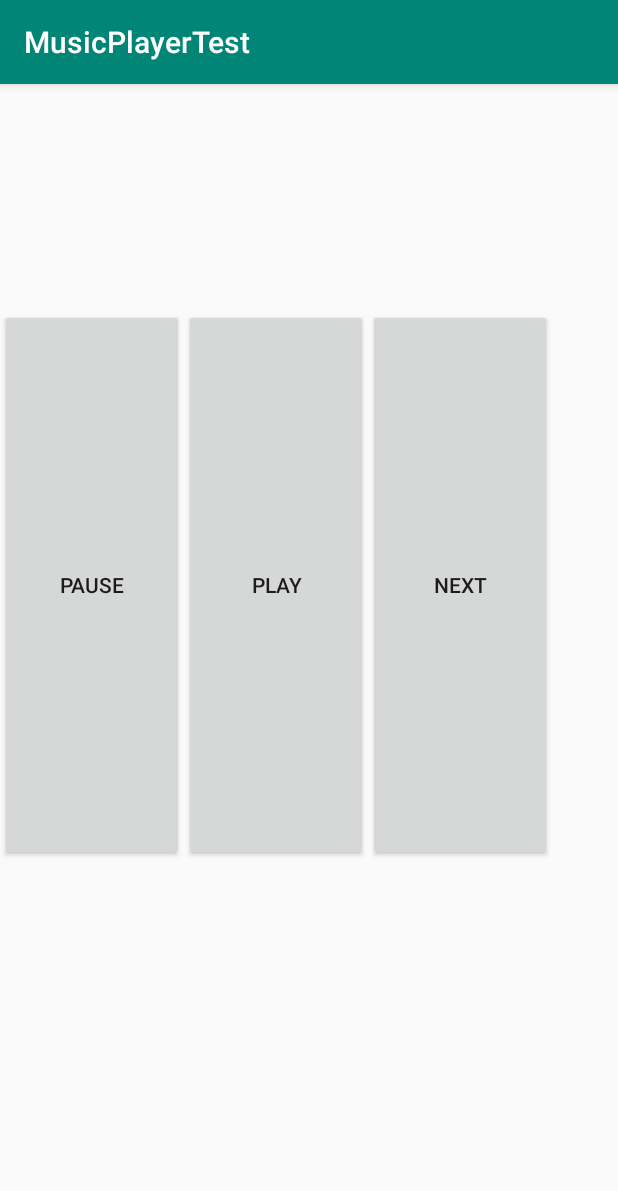
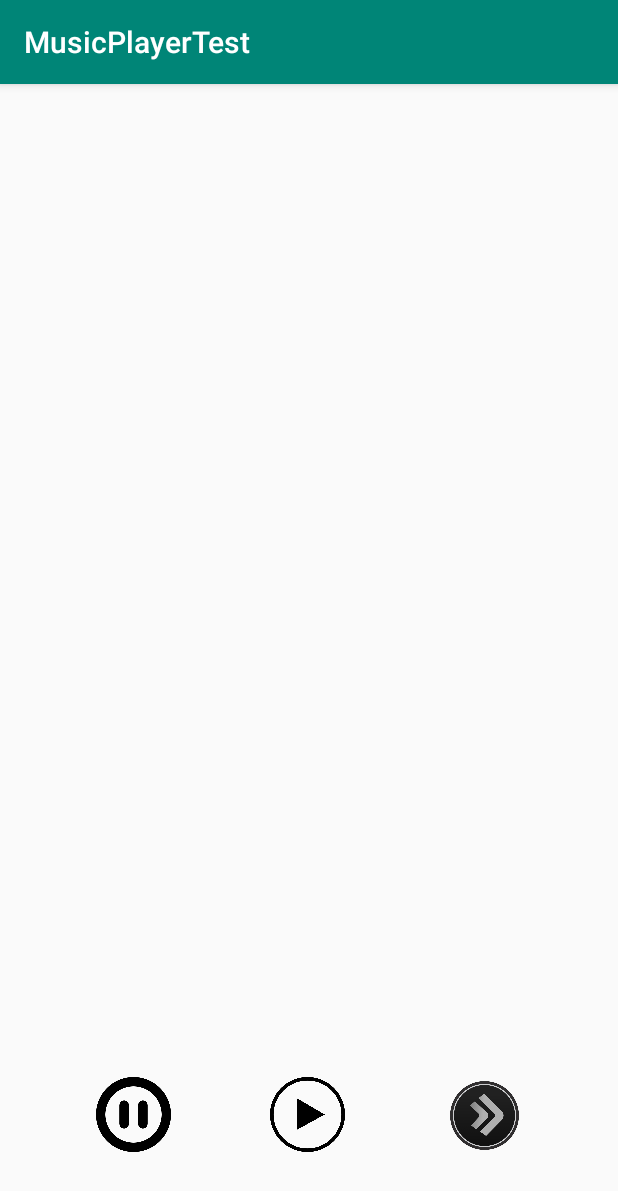
Before and after one commit to LouisMalbranque/Android-Music-Player, an Android app: the screen it shows after launch (MainActivity), on a phone screen of 412 x 824 dp. Shown: the top 1191 px of the screen. Run offline under Robolectric (Android 15) with nearby library versions, the phone set to English and light mode, and no system bars; 3 statements that could not run were skipped.

Commit message:
Ajout ImageButton

```diff
--- a/MusicPlayerTest/app/src/main/java/com/example/louis/musicplayertest/MainActivity.java
+++ b/MusicPlayerTest/app/src/main/java/com/example/louis/musicplayertest/MainActivity.java
@@ -9,6 +9,7 @@ import android.support.v7.app.AppCompatActivity;
 import android.os.Bundle;
 import android.view.View;
 import android.widget.Button;
+import android.widget.ImageButton;
 
 import java.io.File;
 import java.io.FilenameFilter;
@@ -63,7 +64,7 @@ public class MainActivity extends AppCompatActivity {
 
 
 
-        final Button playButton = findViewById(R.id.playButton);
+        final ImageButton playButton = findViewById(R.id.playButton);
         playButton.setOnClickListener(new View.OnClickListener() {
             @Override
             public void onClick(View v) {
@@ -71,7 +72,7 @@ public class MainActivity extends AppCompatActivity {
             }
         });
 
-        final Button pauseButton = findViewById(R.id.pauseButton);
+        final ImageButton pauseButton = findViewById(R.id.pauseButton);
         pauseButton.setOnClickListener(new View.OnClickListener() {
             @Override
             public void onClick(View v) {
@@ -79,7 +80,7 @@ public class MainActivity extends AppCompatActivity {
             }
         });
 
-        final Button nextButton = findViewById(R.id.nextButton);
+        final ImageButton nextButton = findViewById(R.id.nextButton);
         nextButton.setOnClickListener(new View.OnClickListener() {
             @Override
             public void onClick(View v) {
--- a/MusicPlayerTest/app/src/main/res/layout/activity_main.xml
+++ b/MusicPlayerTest/app/src/main/res/layout/activity_main.xml
@@ -6,35 +6,36 @@
     android:layout_height="match_parent"
     tools:context=".MainActivity">
 
-    <LinearLayout
-        android:layout_width="368dp"
-        android:layout_height="0dp"
-        android:layout_marginTop="150dp"
-        android:layout_marginBottom="250dp"
-        android:orientation="horizontal"
+    <ImageButton
+        android:id="@+id/playButton"
+        android:layout_width="50dp"
+        android:layout_height="50dp"
+        android:layout_marginBottom="56dp"
+        android:background="@drawable/play"
         app:layout_constraintBottom_toBottomOf="parent"
-        app:layout_constraintTop_toTopOf="parent"
-        tools:layout_editor_absoluteX="8dp">
+        app:layout_constraintEnd_toStartOf="@+id/nextButton"
+        app:layout_constraintHorizontal_bias="0.494"
+        app:layout_constraintStart_toEndOf="@+id/pauseButton" />
 
-        <Button
-            android:id="@+id/pauseButton"
-            android:layout_width="wrap_content"
-            android:layout_height="match_parent"
-            android:layout_weight="1"
-            android:text="Pause" />
+    <ImageButton
+        android:id="@+id/nextButton"
+        android:layout_width="50dp"
+        android:layout_height="50dp"
 
-        <Button
-            android:id="@+id/playButton"
-            android:layout_width="wrap_content"
-            android:layout_height="match_parent"
-            android:layout_weight="1"
-            android:text="Play" />
+        android:layout_marginEnd="64dp"
+        android:layout_marginBottom="55dp"
+        android:background="@drawable/next"
+        app:layout_constraintBottom_toBottomOf="parent"
+        app:layout_constraintEnd_toEndOf="parent"
+        app:layout_constraintTop_toTopOf="@+id/playButton" />
 
-        <Button
-            android:id="@+id/nextButton"
-            android:layout_width="wrap_content"
-            android:layout_height="match_parent"
-            android:layout_weight="1"
-            android:text="next" />
-    </LinearLayout>
+    <ImageButton
+        android:id="@+id/pauseButton"
+        android:layout_width="50dp"
+        android:layout_height="50dp"
+        android:layout_marginStart="64dp"
+        android:background="@drawable/pause"
+        app:layout_constraintStart_toStartOf="parent"
+        app:layout_constraintTop_toTopOf="@+id/playButton" />
+
 </android.support.constraint.ConstraintLayout>
--- a/MusicPlayerTest/build.gradle
+++ b/MusicPlayerTest/build.gradle
@@ -7,7 +7,7 @@ buildscript {
         jcenter()
     }
     dependencies {
-        classpath 'com.android.tools.build:gradle:3.2.1'
+        classpath 'com.android.tools.build:gradle:3.3.1'
 
 
         // NOTE: Do not place your application dependencies here; they belong
```
Also changed, not shown: MusicPlayerTest/app/src/main/res/drawable/next.png (added), MusicPlayerTest/app/src/main/res/drawable/pause.png (added), MusicPlayerTest/app/src/main/res/drawable/play.png (added), MusicPlayerTest/gradle/wrapper/gradle-wrapper.properties.
